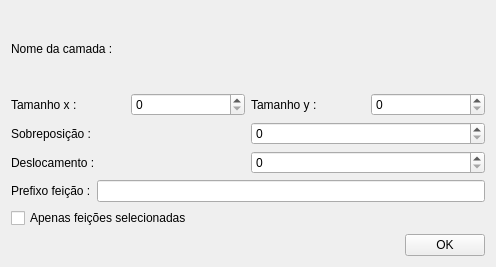
Above: uis/generatesWorkUnit.ui from dsgoficial/SAP_Gerente before the change. Below: the same form after it.
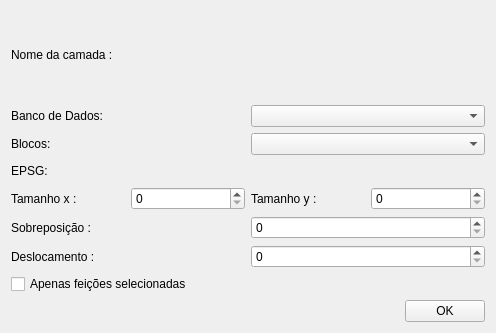
That is the form after the change.

```diff
--- a/uis/generatesWorkUnit.ui
+++ b/uis/generatesWorkUnit.ui
@@ -7,25 +7,32 @@
     <x>0</x>
     <y>0</y>
     <width>496</width>
-    <height>267</height>
+    <height>333</height>
    </rect>
   </property>
   <property name="windowTitle">
    <string>Form</string>
   </property>
   <layout class="QGridLayout" name="gridLayout">
-   <item row="0" column="0">
-    <layout class="QHBoxLayout" name="mapLayerLayout">
+   <item row="6" column="0">
+    <layout class="QHBoxLayout" name="horizontalLayout_4">
      <item>
-      <widget class="QLabel" name="label">
+      <widget class="QLabel" name="label_5">
        <property name="text">
-        <string>Nome da camada :</string>
+        <string>Deslocamento :</string>
+       </property>
+      </widget>
+     </item>
+     <item>
+      <widget class="QSpinBox" name="deplaceLe">
+       <property name="maximum">
+        <number>999999999</number>
        </property>
       </widget>
      </item>
     </layout>
    </item>
-   <item row="1" column="0">
+   <item row="4" column="0">
     <layout class="QHBoxLayout" name="horizontalLayout_2">
      <item>
       <widget class="QLabel" name="label_2">
@@ -57,7 +64,18 @@
      </item>
     </layout>
    </item>
-   <item row="2" column="0">
+   <item row="0" column="0">
+    <layout class="QHBoxLayout" name="mapLayerLayout">
+     <item>
+      <widget class="QLabel" name="label">
+       <property name="text">
+        <string>Nome da camada :</string>
+       </property>
+      </widget>
+     </item>
+    </layout>
+   </item>
+   <item row="5" column="0">
     <layout class="QHBoxLayout" name="horizontalLayout_3">
      <item>
       <widget class="QLabel" name="label_3">
@@ -75,39 +93,7 @@
      </item>
     </layout>
    </item>
-   <item row="3" column="0">
-    <layout class="QHBoxLayout" name="horizontalLayout_4">
-     <item>
-      <widget class="QLabel" name="label_5">
-       <property name="text">
-        <string>Deslocamento :</string>
-       </property>
-      </widget>
-     </item>
-     <item>
-      <widget class="QSpinBox" name="deplaceLe">
-       <property name="maximum">
-        <number>999999999</number>
-       </property>
-      </widget>
-     </item>
-    </layout>
-   </item>
-   <item row="4" column="0">
-    <layout class="QHBoxLayout" name="horizontalLayout_5">
-     <item>
-      <widget class="QLabel" name="label_6">
-       <property name="text">
-        <string>Prefixo feição :</string>
-       </property>
-      </widget>
-     </item>
-     <item>
-      <widget class="QLineEdit" name="prefixFeatureLe"/>
-     </item>
-    </layout>
-   </item>
-   <item row="5" column="0">
+   <item row="7" column="0">
     <layout class="QHBoxLayout" name="horizontalLayout_7">
      <item>
       <widget class="QCheckBox" name="onlySelectedCkb">
@@ -131,7 +117,7 @@
      </item>
     </layout>
    </item>
-   <item row="6" column="0">
+   <item row="8" column="0">
     <layout class="QHBoxLayout" name="horizontalLayout_6">
      <item>
       <spacer name="horizontalSpacer">
@@ -155,6 +141,63 @@
      </item>
     </layout>
    </item>
+   <item row="3" column="0">
+    <layout class="QHBoxLayout" name="epsgLayout">
+     <item>
+      <widget class="QLabel" name="label_6">
+       <property name="sizePolicy">
+        <sizepolicy hsizetype="Preferred" vsizetype="Fixed">
+         <horstretch>0</horstretch>
+         <verstretch>0</verstretch>
+        </sizepolicy>
+       </property>
+       <property name="minimumSize">
+        <size>
+         <width>0</width>
+         <height>20</height>
+        </size>
+       </property>
+       <property name="maximumSize">
+        <size>
+         <width>16777215</width>
+         <height>20</height>
+        </size>
+       </property>
+       <property name="text">
+        <string>EPSG:</string>
+       </property>
+      </widget>
+     </item>
+    </layout>
+   </item>
+   <item row="1" column="0">
+    <layout class="QHBoxLayout" name="horizontalLayout">
+     <item>
+      <widget class="QLabel" name="label_7">
+       <property name="text">
+        <string>Banco de Dados:</string>
+       </property>
+      </widget>
+     </item>
+     <item>
+      <widget class="QComboBox" name="databasesCb"/>
+     </item>
+    </layout>
+   </item>
+   <item row="2" column="0">
+    <layout class="QHBoxLayout" name="horizontalLayout_5">
+     <item>
+      <widget class="QLabel" name="label_8">
+       <property name="text">
+        <string>Blocos:</string>
+       </property>
+      </widget>
+     </item>
+     <item>
+      <widget class="QComboBox" name="blocksCb"/>
+     </item>
+    </layout>
+   </item>
   </layout>
  </widget>
  <resources/>
```
